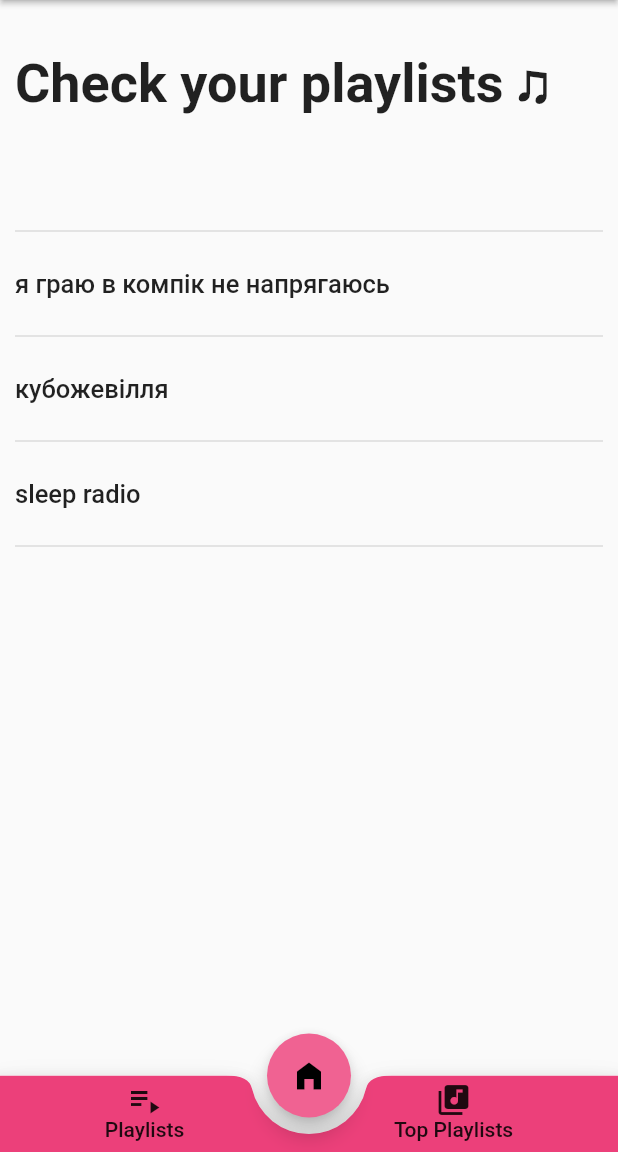
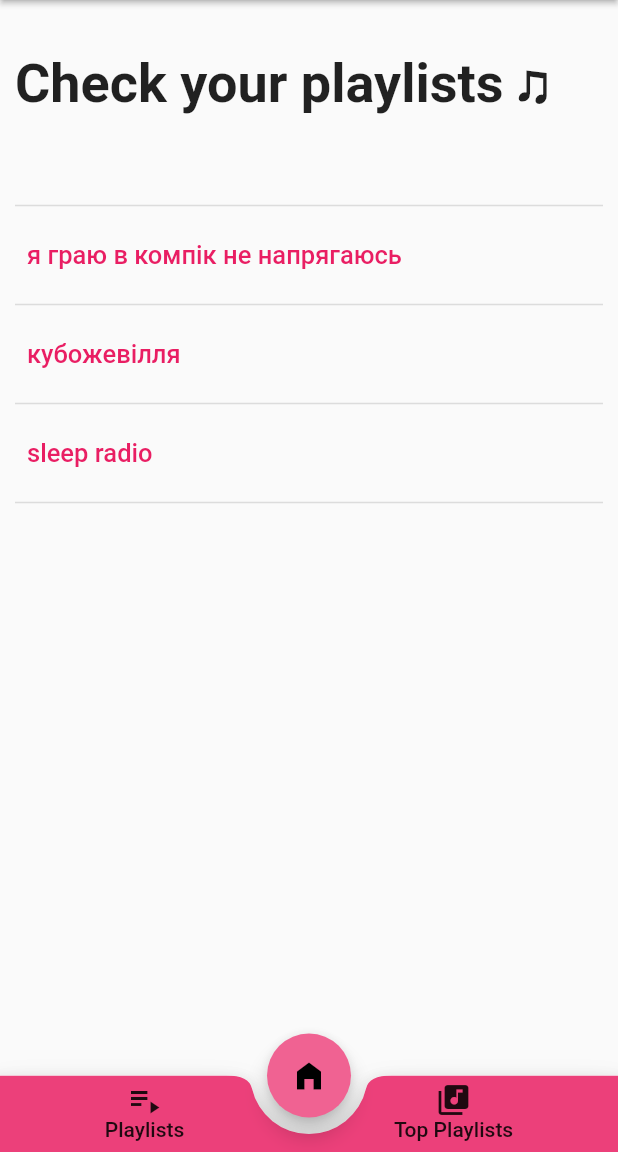
Before and after one commit to plntry/music_app_flutter, a Flutter app: the screen it shows after launch, after a tap on "Playlists", on a phone screen of 412 x 824 dp, the part 84-1236 px from its top. Run offline on Flutter 3.47's test engine with Material 2 defaults, Android fonts, the light colour scheme and no system bars.

Commit message:
added playlist songs

```diff
--- a/lib/models/songs_playlists_model.dart
+++ b/lib/models/songs_playlists_model.dart
@@ -1,8 +1,9 @@
 import 'package:flutter/material.dart';
 
 class SongsPlaylistsModel extends ChangeNotifier {
-  final _songs = const [
+  final List<Map<String, Object>> _songs = [
     {
+      'id': 0,
       'tag': 'nickprospertoday',
       'image': 'nickprosper.jpg',
       'songname': 'Today',
@@ -11,6 +12,7 @@ class SongsPlaylistsModel extends ChangeNotifier {
       'isTopSongOfTheWeek': true,
     },
     {
+      'id': 1,
       'tag': 'hiroyukisawanovogelimkafig',
       'image': 'noimage.jpg',
       'songname': 'Vogel Im Kafig',
@@ -19,14 +21,16 @@ class SongsPlaylistsModel extends ChangeNotifier {
       'isTopSongOfTheWeek': true,
     },
     {
+      'id': 2,
       'tag': 'yvestumormeteorablues',
       'image': 'noimage.jpg',
       'songname': 'Meteora Blues',
       'singer': 'Yves Tumor',
       'duration': '3:48',
-      'isTopSongOfTheWeek': true,
+      'isTopSongOfTheWeek': false,
     },
     {
+      'id': 3,
       'tag': 'snowstrippersyouvedoneitthistime',
       'image': 'snowstrippers.jpg',
       'songname': 'You\'ve Done It This Time',
@@ -35,14 +39,16 @@ class SongsPlaylistsModel extends ChangeNotifier {
       'isTopSongOfTheWeek': true,
     },
     {
+      'id': 4,
       'tag': 'jpegmafiadannybrownsteppapig',
       'image': 'noimage.jpg',
       'songname': 'Steppa Pig',
       'singer': 'JPEGMAFIA, Danny Brown',
       'duration': '3:28',
-      'isTopSongOfTheWeek': true,
+      'isTopSongOfTheWeek': false,
     },
     {
+      'id': 5,
       'tag': 'piercetheveilhellabove',
       'image': 'piercetheveil.jpg',
       'songname': 'Hell Above',
@@ -51,19 +57,56 @@ class SongsPlaylistsModel extends ChangeNotifier {
       'isTopSongOfTheWeek': true,
     },
     {
+      'id': 6,
       'tag': 'jpegmafiadannybrownleanbeefparty',
       'image': 'noimage.jpg',
       'songname': 'Lean Beef Party',
       'singer': 'JPEGMAFIA, Danny Brown',
       'duration': '1:48',
-      'isTopSongOfTheWeek': true,
+      'isTopSongOfTheWeek': false,
     }
   ];
 
-  void addAudioFile(song) {
-    _songs.add(song);
+  final List<Map<String, Object>> _playlists = [
+    {
+      'name': 'я граю в компік не напрягаюсь',
+      'songsIds': [1, 2, 4, 6],
+    },
+    {
+      'name': 'кубожевілля',
+      'songsIds': [1, 3, 5, 6],
+    },
+    {
+      'name': 'sleep radio',
+      'songsIds': [2, 4, 6],
+    },
+  ];
+
+  void addPlaylist(playlist) {
+    _playlists.add(playlist);
     notifyListeners();
   }
 
+  List getSongsIdsForPlaylist(String playlistName) {
+    final playlist = _playlists.firstWhere(
+      (element) => element['name'] == playlistName,
+    );
+
+    return playlist['songsIds'] as List;
+  }
+
+  List<Map<String, Object>> getSongsByIds(List songIds) {
+    List<Map<String, Object>> songs = [];
+
+    for (var songId in songIds) {
+      final song = _songs.firstWhere((element) => element['id'] == songId);
+      songs.add(song);
+    }
+
+    return songs;
+  }
+
+  List get playlists => _playlists;
+
   List get songs => _songs;
 }
--- a/lib/widgets/pages/playlists_page.dart
+++ b/lib/widgets/pages/playlists_page.dart
@@ -1,16 +1,16 @@
 import 'package:flutter/material.dart';
+import 'package:provider/provider.dart';
+
+import '/models/songs_playlists_model.dart';
+import '/widgets/pages/playlist_songs_page.dart';
 
 class PlaylistsPage extends StatelessWidget {
   const PlaylistsPage({super.key});
 
-  final playlists = const [
-    'я граю в компік не напрягаюсь',
-    'кубожевілля',
-    'sleep radio',
-  ];
-
   @override
   Widget build(BuildContext context) {
+    final playlists = Provider.of<SongsPlaylistsModel>(context).playlists;
+
     return Padding(
       padding: const EdgeInsets.all(10),
       child: Column(
@@ -38,22 +38,44 @@ class PlaylistsPage extends StatelessWidget {
             child: ListView(
               children: [
                 const Divider(
-                  height: 50,
                   thickness: 1,
                 ),
                 ...(playlists)
                     .map((playlist) => Column(
                           crossAxisAlignment: CrossAxisAlignment.start,
                           children: [
-                            Text(
-                              playlist,
-                              style: const TextStyle(
-                                fontSize: 17,
-                                fontWeight: FontWeight.w500,
+                            SizedBox(
+                              height: 50,
+                              width: double.infinity,
+                              child: TextButton(
+                                onPressed: () {
+                                  Navigator.push(
+                                    context,
+                                    MaterialPageRoute(
+                                      builder: (context) => PlaylistSongsPage(
+                                        songsIds:
+                                            Provider.of<SongsPlaylistsModel>(
+                                                    context)
+                                                .getSongsIdsForPlaylist(
+                                                    playlist['name']),
+                                      ),
+                                    ),
+                                  );
+                                },
+                                style: TextButton.styleFrom(
+                                  textStyle: const TextStyle(
+                                    fontSize: 17,
+                                    fontWeight: FontWeight.w500,
+                                  ),
+                                  foregroundColor: Colors.pink,
+                                  alignment: Alignment.centerLeft,
+                                ),
+                                child: Text(
+                                  playlist['name'],
+                                ),
                               ),
                             ),
                             const Divider(
-                              height: 50,
                               thickness: 1,
                             ),
                           ],
```
Also changed, not shown: lib/widgets/pages/playlist_songs_page.dart (added, +55 -0 lines).
